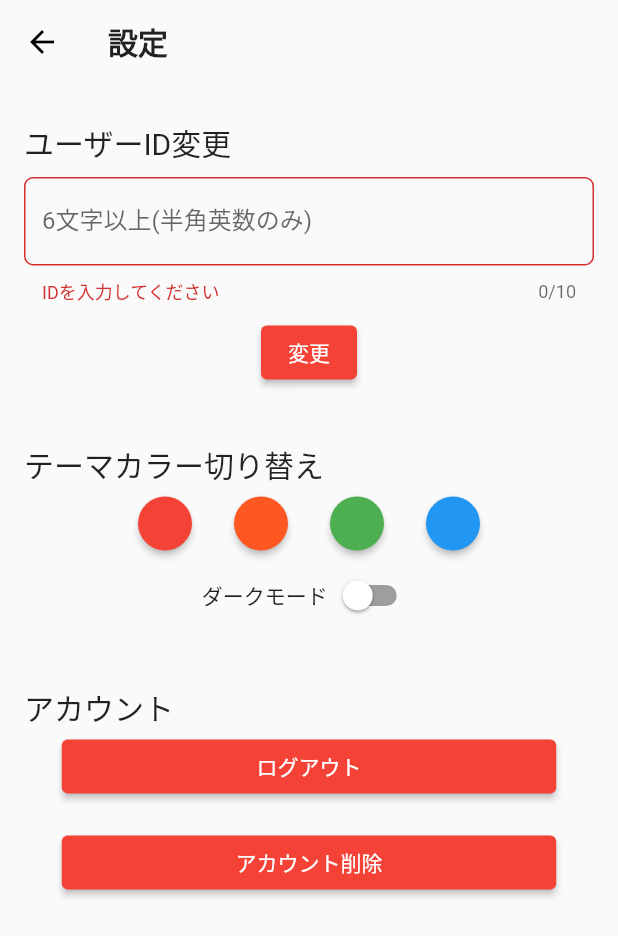
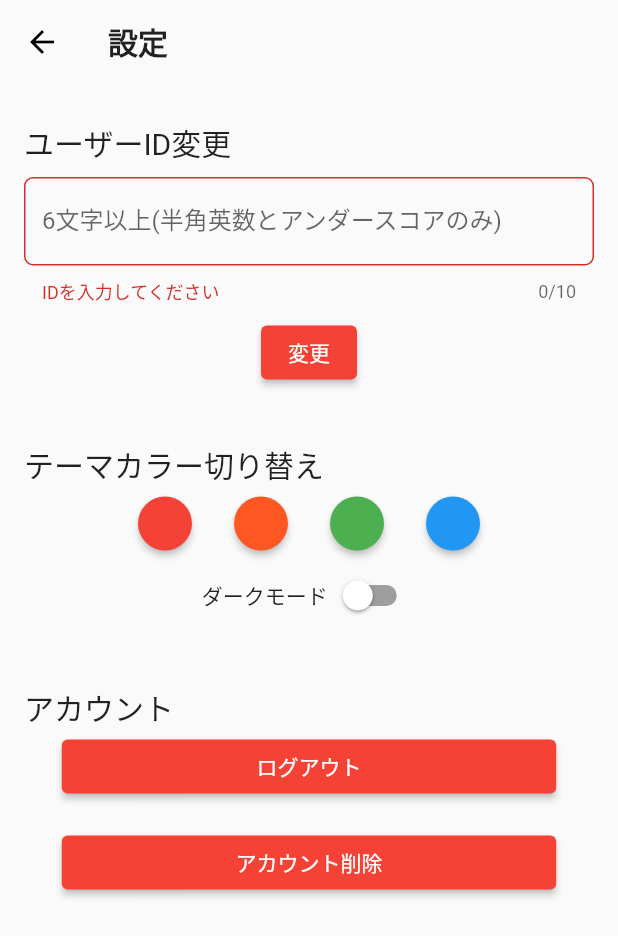
Before and after one commit to ymgn9314/schedule_adjust_app, a Flutter app: the SettingPage screen opened directly, after a tap on "変更", on a phone screen of 412 x 824 dp. Shown: the top 936 px of the screen. Run offline on Flutter 3.47's test engine with Material 2 defaults, Android fonts, the phone set to English and light mode, and no system bars; our stand-ins replace cloud_firestore, cloud_functions, firebase_auth, firebase_core, flutter_easyloading, flutter_signin_button and 8 more; missing offline and left inert: outline_search_bar; accounts and stored records are empty.

```diff
--- a/lib/controller/app_data_controller.dart
+++ b/lib/controller/app_data_controller.dart
@@ -53,7 +53,7 @@ class AppDataController extends ChangeNotifier {
       accentColorBrightness: isDarkTheme ? Brightness.dark : Brightness.light,
       buttonColor: matColor[500],
       floatingActionButtonTheme: FloatingActionButtonThemeData(
-        backgroundColor: matColor[400],
+        backgroundColor: matColor[600],
       ),
     );
     themeIndex = index;
--- a/lib/pages/home/setting_page.dart
+++ b/lib/pages/home/setting_page.dart
@@ -59,7 +59,7 @@ class _SettingPageState extends State<SettingPage> {
                       controller: _controller,
                       maxLength: 10,
                       decoration: InputDecoration(
-                        labelText: '6文字以上(半角英数のみ)',
+                        labelText: '6文字以上(半角英数とアンダースコアのみ)',
                         border: OutlineInputBorder(
                             borderRadius: BorderRadius.circular(6)),
                       ),
@@ -68,8 +68,9 @@ class _SettingPageState extends State<SettingPage> {
                           return 'IDを入力してください';
                         } else if (value.length < 6) {
                           return '6文字以上入力してください';
-                        } else if (!RegExp(r'^[a-zA-Z0-9]+$').hasMatch(value)) {
-                          return '半角英数しか使用できません';
+                        } else if (!RegExp(r'^[a-zA-Z0-9_]+$')
+                            .hasMatch(value)) {
+                          return '半角英数とアンダースコアしか使用できません';
                         }
                         return null;
                       },
```
Also changed, not shown: lib/pages/home/account_page.dart (+8 -3 lines).
